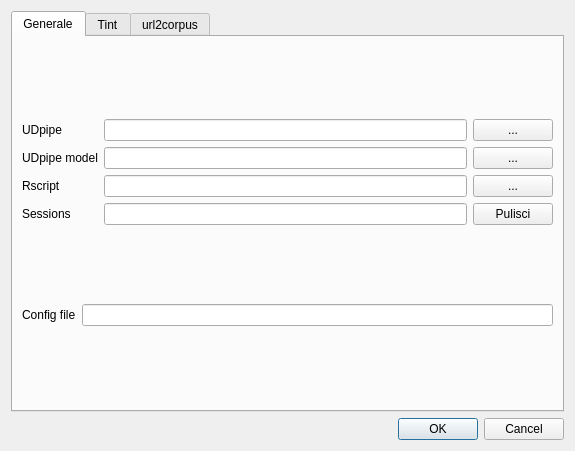
Above: forms/settings.ui from zorbaproject/Bran before the change. Below: the same form after it.
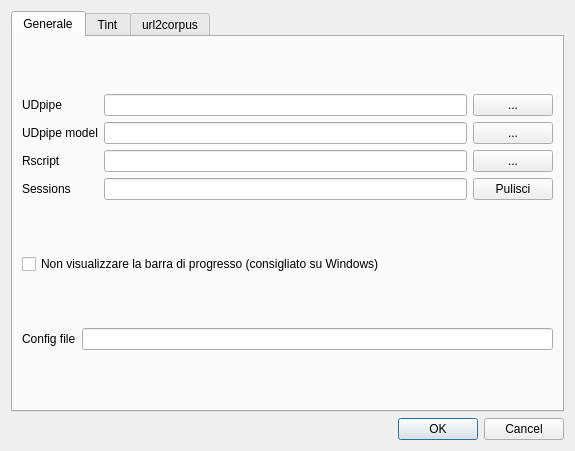
That is the form after the change.

Commit message: Disabilita progressdialog su Windows

What changed in the file:
```diff
--- a/forms/settings.ui
+++ b/forms/settings.ui
@@ -96,6 +96,17 @@
          </item>
         </layout>
        </item>
+       <item>
+        <layout class="QHBoxLayout" name="horizontalLayout_2">
+         <item>
+          <widget class="QCheckBox" name="disableProgress">
+           <property name="text">
+            <string>Non visualizzare la barra di progresso (consigliato su Windows)</string>
+           </property>
+          </widget>
+         </item>
+        </layout>
+       </item>
        <item>
         <layout class="QHBoxLayout" name="horizontalLayout">
          <item>
```
The commit also changes 2 other files.
